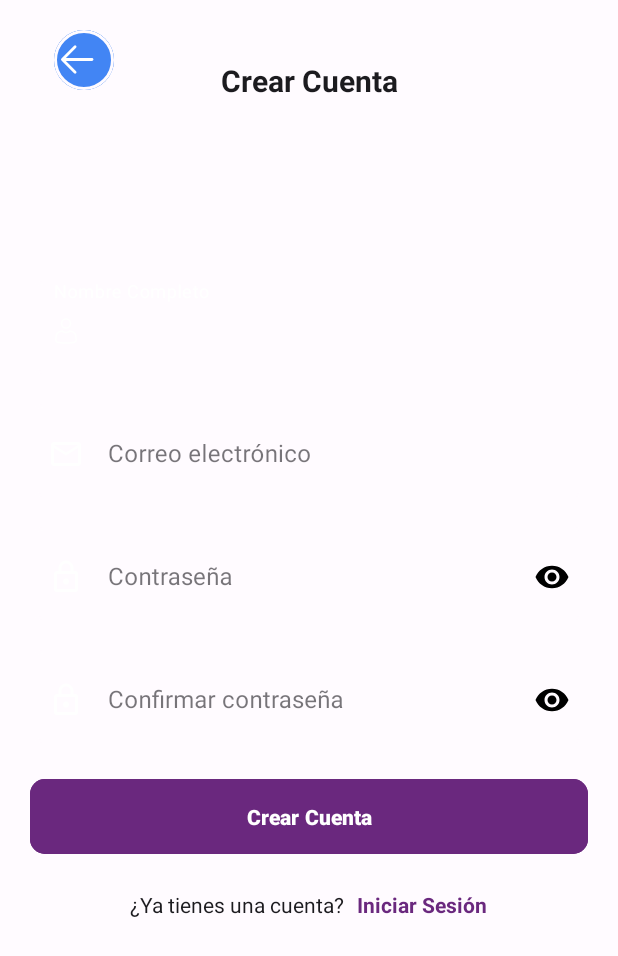
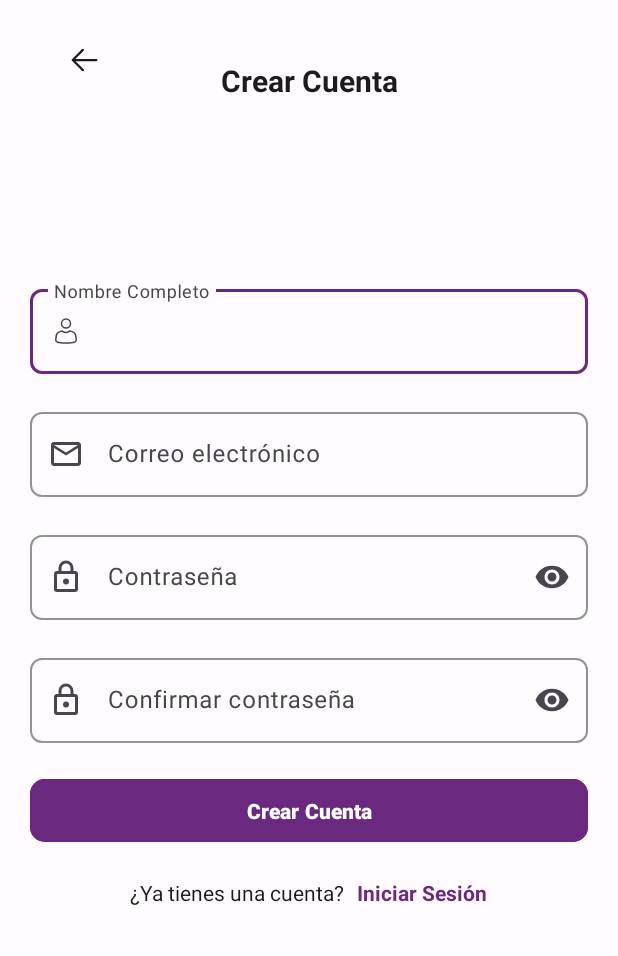
Before and after one commit to JhonMohamed/Ravvisant, an Android app: the RegisterActivity screen opened directly, with no data from a screen before it, on a phone screen of 412 x 824 dp. Shown: the top 956 px of the screen. Run offline under Robolectric (Android 15) with nearby library versions, the light colour scheme and no system bars.

Commit message:
update layout login and theme

```diff
--- a/app/src/main/res/drawable/shape_buttom.xml
+++ b/app/src/main/res/drawable/shape_buttom.xml
@@ -1,11 +1,11 @@
 <?xml version="1.0" encoding="utf-8"?>
 <shape xmlns:android="http://schemas.android.com/apk/res/android">
 
-    <solid android:color="@color/background" />
+    <solid android:color="@color/white" />
 
     <stroke
         android:width="2dp"
-        android:color="@color/background" />
+        android:color="@color/white" />
 
     <corners android:radius="8dp" />
 </shape>
--- a/app/src/main/res/layout/activity_register.xml
+++ b/app/src/main/res/layout/activity_register.xml
@@ -3,218 +3,198 @@
     xmlns:app="http://schemas.android.com/apk/res-auto"
     android:layout_width="match_parent"
     android:layout_height="match_parent"
-    android:fillViewport="true"
-    >
+    android:fillViewport="true">
+
     <androidx.constraintlayout.widget.ConstraintLayout
         android:layout_width="match_parent"
         android:layout_height="wrap_content"
-        android:padding="20dp"
-        android:background="@color/background"
-        >
+        android:background="?attr/colorSurface"
+        android:padding="20dp">
 
         <TextView
             android:id="@+id/tvTitle"
             android:layout_width="wrap_content"
             android:layout_height="wrap_content"
+            android:layout_marginTop="20dp"
             android:text="@string/create_account"
-            app:layout_constraintTop_toTopOf="parent"
+            android:textColor="?attr/colorOnSurface"
+            android:textSize="20sp"
+            android:textStyle="bold"
             app:layout_constraintLeft_toLeftOf="parent"
             app:layout_constraintRight_toRightOf="parent"
-            android:textSize="20dp"
-            android:textStyle="bold"
-            android:layout_marginTop="20dp"
-            android:textColor="@color/text"
-            />
+            app:layout_constraintTop_toTopOf="parent" />
 
         <com.google.android.material.button.MaterialButton
             android:id="@+id/btnLoginBack"
+            style="@style/Widget.Material3.Button.IconButton"
             android:layout_width="40dp"
             android:layout_height="40dp"
+            android:layout_marginStart="16dp"
+            android:layout_marginTop="0dp"
             app:icon="@drawable/ic_back"
-            app:iconTint="@null"
-            android:backgroundTint="@color/divider"
-            app:strokeColor="@color/background"
-            app:iconSize="30dp"
-            app:strokeWidth="2dp"
-            app:cornerRadius="20dp"
-            android:insetTop="0dp"
-            android:insetBottom="0dp"
-            android:padding="0dp"
-            app:layout_constraintTop_toTopOf="parent"
+            app:iconGravity="textStart"
+            app:iconPadding="0dp"
+            app:iconSize="24dp"
+            app:iconTint="?attr/colorOnSurface"
+            app:layout_constraintLeft_toLeftOf="parent"
             app:layout_constraintStart_toStartOf="parent"
-            android:layout_marginStart="16dp"
-            app:layout_constraintLeft_toLeftOf="parent"
-            android:layout_marginTop="0dp"/>
+            app:layout_constraintTop_toTopOf="parent" />
 
         <com.google.android.material.textfield.TextInputLayout
-            style="@style/Widget.MaterialComponents.TextInputLayout.OutlinedBox"
             android:id="@+id/txtNombre"
+            style="@style/Widget.Material3.TextInputLayout.OutlinedBox"
             android:layout_width="match_parent"
             android:layout_height="wrap_content"
             android:layout_marginTop="120dp"
+            android:layout_marginBottom="16dp"
             android:hint="@string/full_name"
-            app:endIconMode="clear_text"
-            app:layout_constraintTop_toBottomOf="@+id/tvTitle"
-            app:startIconDrawable="@drawable/ic_person"
-            app:startIconTint="@color/white"
-            app:endIconTint="@color/black"
             app:boxCornerRadiusBottomEnd="8dp"
             app:boxCornerRadiusBottomStart="8dp"
             app:boxCornerRadiusTopEnd="8dp"
             app:boxCornerRadiusTopStart="8dp"
-            app:boxStrokeColor="@color/black"
-            app:boxBackgroundColor="@color/white"
-            app:hintTextColor="@color/white"
-            android:background="@drawable/shape_buttom"
-            android:layout_marginBottom="16dp">
+            app:boxStrokeColor="?attr/colorPrimary"
+            app:endIconMode="clear_text"
+            app:hintTextColor="?attr/colorOnSurfaceVariant"
+            app:layout_constraintTop_toBottomOf="@+id/tvTitle"
+            app:startIconDrawable="@drawable/ic_person"
+            app:startIconTint="?attr/colorOnSurfaceVariant">
 
             <com.google.android.material.textfield.TextInputEditText
                 android:id="@+id/edtnombre"
                 android:layout_width="match_parent"
-                android:background="@android:color/transparent"
                 android:layout_height="wrap_content"
+                android:ems="10"
                 android:inputType="textPersonName"
-                android:textColor="@color/white"
-                android:textSize="16sp"
-                android:ems="10"/>
+                android:textColor="?attr/colorOnSurface"
+                android:textSize="16sp" />
         </com.google.android.material.textfield.TextInputLayout>
+
         <com.google.android.material.textfield.TextInputLayout
-            style="@style/Widget.MaterialComponents.TextInputLayout.OutlinedBox"
             android:id="@+id/txtCorreo"
+            style="@style/Widget.Material3.TextInputLayout.OutlinedBox"
             android:layout_width="match_parent"
             android:layout_height="wrap_content"
             android:layout_marginTop="20dp"
+            android:layout_marginBottom="16dp"
             android:hint="@string/email"
-            app:endIconMode="clear_text"
-            app:startIconDrawable="@drawable/ic_email"
-            app:startIconTint="@color/white"
-            app:endIconTint="@color/black"
             app:boxCornerRadiusBottomEnd="8dp"
-            app:layout_constraintTop_toBottomOf="@+id/txtNombre"
             app:boxCornerRadiusBottomStart="8dp"
             app:boxCornerRadiusTopEnd="8dp"
             app:boxCornerRadiusTopStart="8dp"
-            app:boxStrokeColor="@color/black"
-            app:boxBackgroundColor="@color/white"
-            app:hintTextColor="@color/white"
-            android:background="@drawable/shape_buttom"
-            android:layout_marginBottom="16dp">
+            app:boxStrokeColor="?attr/colorPrimary"
+            app:endIconMode="clear_text"
+            app:hintTextColor="?attr/colorOnSurfaceVariant"
+            app:layout_constraintTop_toBottomOf="@+id/txtNombre"
+            app:startIconDrawable="@drawable/ic_email"
+            app:startIconTint="?attr/colorOnSurfaceVariant">
 
             <com.google.android.material.textfield.TextInputEditText
                 android:id="@+id/edtcorreo"
                 android:layout_width="match_parent"
                 android:layout_height="wrap_content"
+                android:ems="10"
                 android:inputType="textPersonName"
-                android:background="@android:color/transparent"
-                android:textColor="@color/white"
-                android:textSize="16sp"
-                android:ems="10"/>
+                android:textColor="?attr/colorOnSurface"
+                android:textSize="16sp" />
         </com.google.android.material.textfield.TextInputLayout>
 
         <com.google.android.material.textfield.TextInputLayout
-            style="@style/Widget.MaterialComponents.TextInputLayout.OutlinedBox"
             android:id="@+id/txtPassword"
+            style="@style/Widget.Material3.TextInputLayout.OutlinedBox"
             android:layout_width="match_parent"
             android:layout_height="wrap_content"
             android:layout_marginTop="20dp"
+            android:layout_marginBottom="16dp"
             android:hint="@string/password"
-            app:endIconMode="password_toggle"
-            app:startIconDrawable="@drawable/ic_password"
-            app:startIconTint="@color/white"
-            app:endIconTint="@color/black"
             app:boxCornerRadiusBottomEnd="8dp"
             app:boxCornerRadiusBottomStart="8dp"
             app:boxCornerRadiusTopEnd="8dp"
             app:boxCornerRadiusTopStart="8dp"
+            app:boxStrokeColor="?attr/colorPrimary"
+            app:endIconMode="password_toggle"
+            app:endIconTint="?attr/colorOnSurfaceVariant"
+            app:hintTextColor="?attr/colorOnSurfaceVariant"
             app:layout_constraintTop_toBottomOf="@+id/txtCorreo"
-            app:boxStrokeColor="@color/black"
-            app:boxBackgroundColor="@color/white"
-            app:hintTextColor="@color/white"
-            android:background="@drawable/shape_buttom"
-            android:layout_marginBottom="16dp">
+            app:startIconDrawable="@drawable/ic_password"
+            app:startIconTint="?attr/colorOnSurfaceVariant">
 
             <com.google.android.material.textfield.TextInputEditText
                 android:id="@+id/edtpassword"
                 android:layout_width="match_parent"
                 android:layout_height="wrap_content"
+                android:ems="10"
                 android:inputType="textPassword"
-                android:background="@android:color/transparent"
-                android:textColor="@color/white"
-                android:textSize="16sp"
-                android:ems="10"/>
+                android:textColor="?attr/colorOnSurface"
+                android:textSize="16sp" />
         </com.google.android.material.textfield.TextInputLayout>
 
         <com.google.android.material.textfield.TextInputLayout
-            style="@style/Widget.MaterialComponents.TextInputLayout.OutlinedBox"
             android:id="@+id/txtConfirmPassword"
+            style="@style/Widget.Material3.TextInputLayout.OutlinedBox"
             android:layout_width="match_parent"
             android:layout_height="wrap_content"
             android:layout_marginTop="20dp"
+            android:layout_marginBottom="16dp"
             android:hint="@string/confirm_password"
-            app:endIconMode="password_toggle"
-            app:startIconDrawable="@drawable/ic_password"
-            app:startIconTint="@color/white"
-            app:endIconTint="@color/black"
             app:boxCornerRadiusBottomEnd="8dp"
             app:boxCornerRadiusBottomStart="8dp"
             app:boxCornerRadiusTopEnd="8dp"
             app:boxCornerRadiusTopStart="8dp"
+            app:boxStrokeColor="?attr/colorPrimary"
+            app:endIconMode="password_toggle"
+            app:endIconTint="?attr/colorOnSurfaceVariant"
+            app:hintTextColor="?attr/colorOnSurfaceVariant"
             app:layout_constraintTop_toBottomOf="@+id/txtPassword"
-            app:boxStrokeColor="@color/black"
-            app:boxBackgroundColor="@color/white"
-            app:hintTextColor="@color/white"
-            android:background="@drawable/shape_buttom"
-            android:layout_marginBottom="16dp">
+            app:startIconDrawable="@drawable/ic_password"
+            app:startIconTint="?attr/colorOnSurfaceVariant">
 
             <com.google.android.material.textfield.TextInputEditText
                 android:id="@+id/edtConfirmPassword"
                 android:layout_width="match_parent"
-                android:background="@android:color/transparent"
                 android:layout_height="wrap_content"
+                android:ems="10"
                 android:inputType="textPassword"
-                android:textColor="@color/white"
-                android:textSize="16sp"
-                android:ems="10"/>
+                android:textColor="?attr/colorOnSurface"
+                android:textSize="16sp" />
         </com.google.android.material.textfield.TextInputLayout>
 
-        <Button
+        <com.google.android.material.button.MaterialButton
             android:id="@+id/btnCreateAcount"
+            style="@style/Widget.Material3.Button"
             android:layout_width="match_parent"
-            android:layout_height="58dp"
+            android:layout_height="50dp"
             android:layout_marginTop="20dp"
+            android:backgroundTint="?attr/colorPrimary"
+            android:text="@string/create_account"
+            android:textColor="?attr/colorOnPrimary"
             android:textStyle="bold"
-            android:backgroundTint="@color/button"
             app:cornerRadius="10dp"
-            android:textColor="@color/white"
-            app:layout_constraintTop_toBottomOf="@+id/txtConfirmPassword"
-            android:text="@string/create_account"
-            />
+            app:layout_constraintTop_toBottomOf="@+id/txtConfirmPassword" />
 
         <TextView
             android:id="@+id/tvHaveAcount"
             android:layout_width="wrap_content"
             android:layout_height="wrap_content"
+            android:layout_marginTop="20dp"
+            android:layout_marginRight="95dp"
             android:text="@string/already_have_account"
-            android:layout_marginTop="20dp"
-            app:layout_constraintTop_toBottomOf="@+id/btnCreateAcount"
+            android:textColor="?attr/colorOnSurface"
             app:layout_constraintLeft_toLeftOf="parent"
             app:layout_constraintRight_toRightOf="parent"
-            android:layout_marginRight="95dp"
-            android:textColor="@color/text"
-            />
+            app:layout_constraintTop_toBottomOf="@+id/btnCreateAcount" />
+
         <TextView
             android:id="@+id/tvInitialSesion"
             android:layout_width="wrap_content"
             android:layout_height="wrap_content"
+            android:layout_marginLeft="150dp"
+            android:layout_marginTop="20dp"
             android:text="@string/login"
-            android:layout_marginTop="20dp"
-            app:layout_constraintTop_toBottomOf="@+id/btnCreateAcount"
+            android:textColor="?attr/colorPrimary"
+            android:textStyle="bold"
             app:layout_constraintLeft_toLeftOf="parent"
             app:layout_constraintRight_toRightOf="parent"
-            android:textStyle="bold"
-            android:textColor="@color/button"
-            android:layout_marginLeft="150dp"
-            />
+            app:layout_constraintTop_toBottomOf="@+id/btnCreateAcount" />
 
     </androidx.constraintlayout.widget.ConstraintLayout>
 </ScrollView>
--- a/app/src/main/res/values-night/themes.xml
+++ b/app/src/main/res/values-night/themes.xml
@@ -1,5 +1,4 @@
 <resources>
-    <!-- Base application theme. -->
     <style name="Base.Theme.Ravvisant" parent="Theme.Material3.DayNight.NoActionBar">
         <!-- Colores primarios -->
         <item name="colorPrimary">@color/ravvisant_dark_primary</item>
--- a/app/src/main/res/values/colors.xml
+++ b/app/src/main/res/values/colors.xml
@@ -16,6 +16,7 @@
     <color name="ravvisant_light_surfaceVariant">#E7E0EC</color>
     <color name="ravvisant_light_onSurfaceVariant">#49454F</color>
     <color name="ravvisant_light_outline">#79747E</color>
+    <color name="primary_light">#64D8CB</color>
     <!--Modo Dark-->
     <color name="ravvisant_dark_primary">#D0BCFF</color>
     <color name="ravvisant_dark_onPrimary">#381E72</color>
@@ -31,29 +32,11 @@
     <color name="ravvisant_dark_onSurfaceVariant">#CAC4D0</color>
     <color name="ravvisant_dark_outline">#938F99</color>
 
-
-    <color name="primary">@color/ravvisant_light_primary</color>
-    <color name="primary_light">#64D8CB</color>
     <color name="primary_dark">#4A1858</color>
     <color name="primary_soft">#1E293B</color>
-    <color name="button">@color/ravvisant_light_primary</color>
-    <color name="button2">#4A1858</color>
 
     <color name="accent">#FBC02D</color>
-
-    <color name="background">@color/ravvisant_light_surface</color>
-
-    <color name="bottom_nav_selected">@color/ravvisant_light_primary</color>
-    <color name="bottom_nav_unselected">@color/ravvisant_light_onSurfaceVariant</color>
-
-
-    <!-- Colores específicos para la UI de Login -->
-    <color name="text">@color/ravvisant_light_onSurface</color>
-    <color name="text_muted">@color/ravvisant_light_onSurfaceVariant</color>
-    <color name="card">@color/ravvisant_light_surfaceVariant</color>
     <color name="divider">#4285F4</color>
 
 
-    <color name="secondary">?attr/colorSecondary</color>
-
 </resources>
--- a/app/src/main/res/values/themes.xml
+++ b/app/src/main/res/values/themes.xml
@@ -1,5 +1,4 @@
 <resources>
-    <!-- Base application theme. -->
     <style name="Base.Theme.Ravvisant" parent="Theme.Material3.DayNight.NoActionBar">
         <!-- Colores primarios -->
         <item name="colorPrimary">@color/ravvisant_light_primary</item>
```
Also changed, not shown: app/src/main/res/drawable/ic_chrome.xml (+15 -15 lines), app/src/main/res/drawable/ic_google.xml (added, +18 -0 lines), app/src/main/res/layout/activity_login.xml (+7 -10 lines), app/src/main/res/values/styles.xml (+9 -4 lines).
